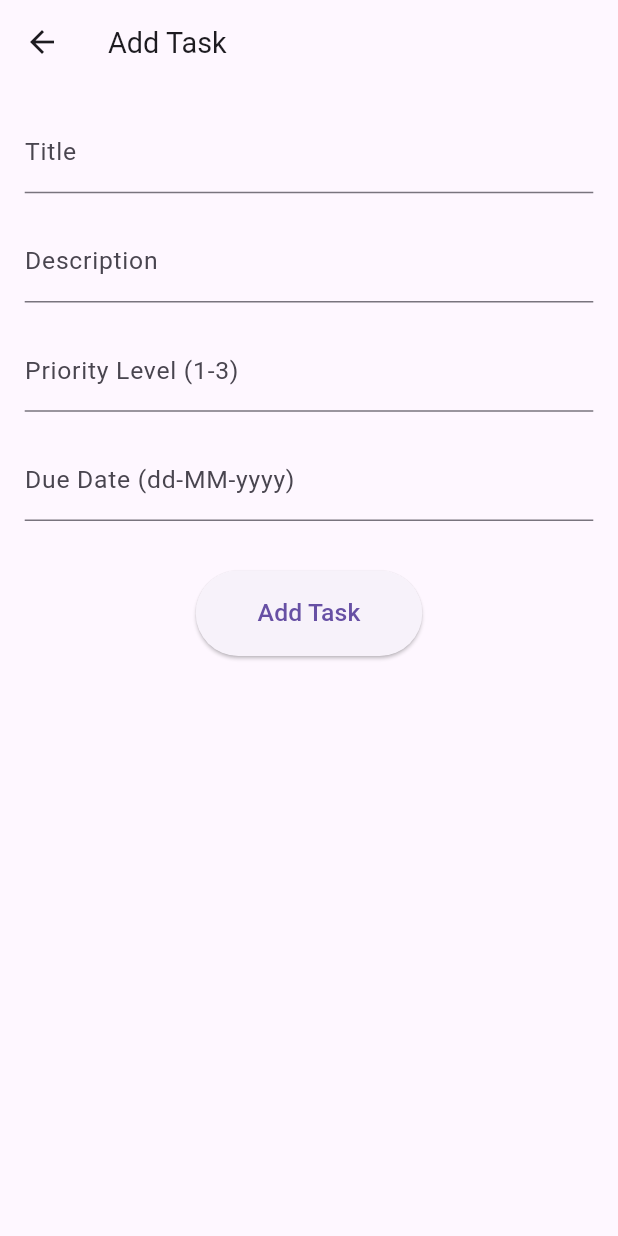
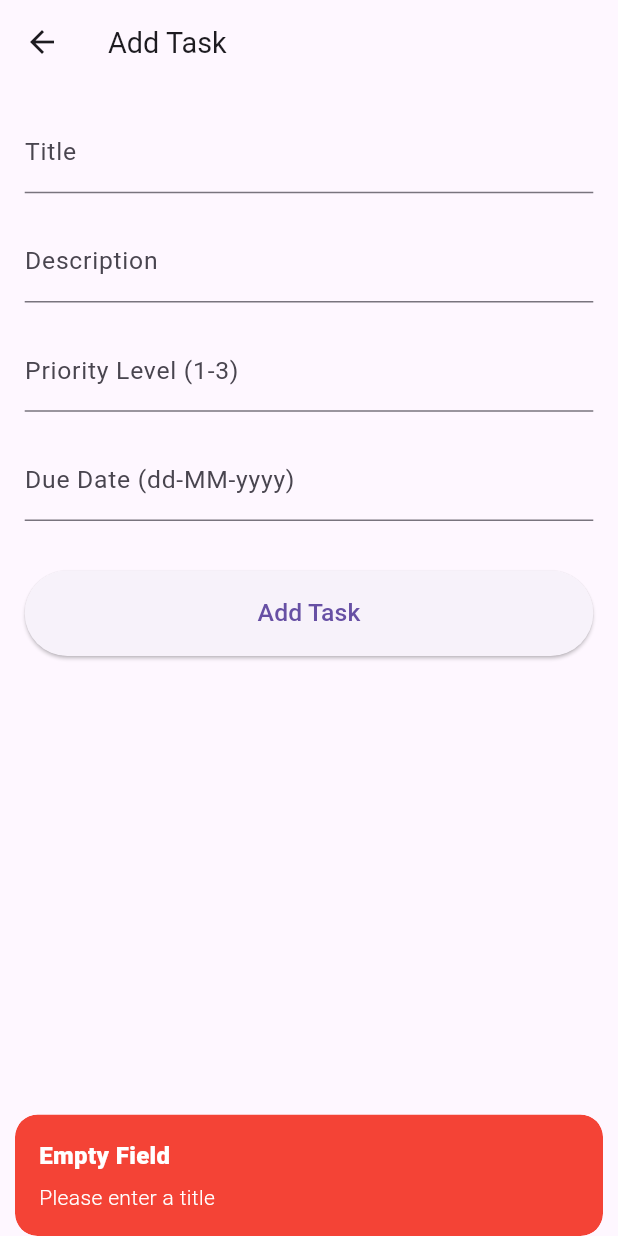
Before and after one commit to BhavishyaBhojwani/To-Do-App, a Flutter app: the AddTaskView screen opened by its route, after a tap on "Add Task", on a phone screen of 412 x 824 dp. Run offline on Flutter 3.47's test engine with Material 3 defaults, Android fonts, the phone set to English and light mode, and no system bars; our stand-ins replace anim_search_bar, cloud_firestore, firebase_core, get, sizer; accounts and stored records are empty.

Commit message:
Add Update design updated added scroll view for better smooth scrolling and aslo add validations

```diff
--- a/lib/views/add_task_view.dart
+++ b/lib/views/add_task_view.dart
@@ -1,5 +1,6 @@
 import 'package:cloud_firestore/cloud_firestore.dart';
 import 'package:flutter/material.dart';
+import 'package:flutter/services.dart';
 import 'package:get/get.dart';
 import 'package:intl/intl.dart';
 import 'package:sizer/sizer.dart';
@@ -15,36 +16,69 @@ class AddTaskView extends StatelessWidget {
 
   @override
   Widget build(BuildContext context) {
-    return Sizer(
-      builder: (context, orientation, deviceType) {
     return Scaffold(
       appBar: AppBar(
         title: Text('Add Task', style: TextStyle(fontSize: 14.sp)),
       ),
       body: Padding(
         padding: EdgeInsets.all(4.w),
-            child: SingleChildScrollView(
-              child: Column(
+        child: ListView(
+          physics: BouncingScrollPhysics(),
           children: [
-                  TextField(
+            TextFormField(
               controller: _titleController,
-                    decoration: InputDecoration(labelText: 'Title', labelStyle: TextStyle(fontSize: 12.sp)),
+              decoration: InputDecoration(
+                labelText: 'Title',
+                labelStyle: TextStyle(fontSize: 12.sp),
+              ),
+              validator: (value) {
+                if (value == null || value.isEmpty) {
+                  return 'Please enter a title';
+                }
+                return null;
+              },
             ),
             SizedBox(height: 2.h),
-                  TextField(
+            TextFormField(
               controller: _descriptionController,
-                    decoration: InputDecoration(labelText: 'Description', labelStyle: TextStyle(fontSize: 12.sp)),
+              decoration: InputDecoration(
+                labelText: 'Description',
+                labelStyle: TextStyle(fontSize: 12.sp),
+              ),
+              validator: (value) {
+                if (value == null || value.isEmpty) {
+                  return 'Please enter a description';
+                }
+                return null;
+              },
             ),
             SizedBox(height: 2.h),
-                  TextField(
+            TextFormField(
               controller: _priorityController,
-                    decoration: InputDecoration(labelText: 'Priority Level (1-3)', labelStyle: TextStyle(fontSize: 12.sp)),
+              decoration: InputDecoration(
+                labelText: 'Priority Level (1-3)',
+                labelStyle: TextStyle(fontSize: 12.sp),
+              ),
               keyboardType: TextInputType.number,
+              inputFormatters: <TextInputFormatter>[
+                FilteringTextInputFormatter.digitsOnly
+              ],
+              validator: (value) {
+                if (value == null || value.isEmpty) {
+                  return 'Please enter a priority level';
+                } else if (int.tryParse(value) == null) {
+                  return 'Priority level must be a number';
+                }
+                return null;
+              },
             ),
             SizedBox(height: 2.h),
-                  TextField(
+            TextFormField(
               controller: _dueDateController,
-                    decoration: InputDecoration(labelText: 'Due Date (dd-MM-yyyy)', labelStyle: TextStyle(fontSize: 12.sp)),
+              decoration: InputDecoration(
+                labelText: 'Due Date (dd-MM-yyyy)',
+                labelStyle: TextStyle(fontSize: 12.sp),
+              ),
               onTap: () async {
                 DateTime? pickedDate = await showDatePicker(
                   context: context,
@@ -53,22 +87,35 @@ class AddTaskView extends StatelessWidget {
                   lastDate: DateTime(2101),
                 );
                 if (pickedDate != null) {
-                        _dueDateController.text = DateFormat('dd-MM-yyyy').format(pickedDate);
+                  _dueDateController.text =
+                      DateFormat('dd-MM-yyyy').format(pickedDate);
                 }
+              },
+              validator: (value) {
+                if (value == null || value.isEmpty) {
+                  return 'Please select a due date';
+                }
+                return null;
               },
             ),
             SizedBox(height: 4.h),
             ElevatedButton(
               onPressed: () {
+                if (validateForm()) {
                   var newTask = Task(
                     id: DateTime.now().toString(),
                     title: _titleController.text,
                     description: _descriptionController.text,
                     priorityLevel: int.parse(_priorityController.text),
-                        dueDate: Timestamp.fromDate(DateFormat('dd-MM-yyyy').parse(_dueDateController.text)),
+                    dueDate: Timestamp.fromDate(DateFormat('dd-MM-yyyy')
+                        .parse(_dueDateController.text)),
                   );
                   _taskController.addTask(newTask);
-                      Get.back();
+                  showSuccessSnackbar();
+                  Get.offAllNamed('/task-list'); // Navigate to task list view
+                } else {
+                  showFormSnackbar();
+                }
               },
               child: Text('Add Task', style: TextStyle(fontSize: 12.sp)),
               style: ElevatedButton.styleFrom(
@@ -78,9 +125,68 @@ class AddTaskView extends StatelessWidget {
           ],
         ),
       ),
-          ),
     );
-      },
+  }
+
+  bool validateForm() {
+    return _titleController.text.isNotEmpty &&
+        _descriptionController.text.isNotEmpty &&
+        _priorityController.text.isNotEmpty &&
+        _dueDateController.text.isNotEmpty &&
+        int.tryParse(_priorityController.text) != null;
+  }
+
+  void showFormSnackbar() {
+    if (_titleController.text.isEmpty) {
+      Get.snackbar(
+        'Empty Field',
+        'Please enter a title',
+        snackPosition: SnackPosition.BOTTOM,
+        backgroundColor: Colors.red,
+        colorText: Colors.white,
+      );
+    } else if (_descriptionController.text.isEmpty) {
+      Get.snackbar(
+        'Empty Field',
+        'Please enter a description',
+        snackPosition: SnackPosition.BOTTOM,
+        backgroundColor: Colors.red,
+        colorText: Colors.white,
+      );
+    } else if (_priorityController.text.isEmpty) {
+      Get.snackbar(
+        'Empty Field',
+        'Please enter a priority level',
+        snackPosition: SnackPosition.BOTTOM,
+        backgroundColor: Colors.red,
+        colorText: Colors.white,
+      );
+    } else if (int.tryParse(_priorityController.text) == null) {
+      Get.snackbar(
+        'Invalid Input',
+        'Priority level must be a number',
+        snackPosition: SnackPosition.BOTTOM,
+        backgroundColor: Colors.red,
+        colorText: Colors.white,
+      );
+    } else if (_dueDateController.text.isEmpty) {
+      Get.snackbar(
+        'Empty Field',
+        'Please select a due date',
+        snackPosition: SnackPosition.BOTTOM,
+        backgroundColor: Colors.red,
+        colorText: Colors.white,
       );
     }
   }
+
+  void showSuccessSnackbar() {
+    Get.snackbar(
+      'Task Added',
+      'The task has been added successfully.',
+      snackPosition: SnackPosition.BOTTOM,
+      backgroundColor: Colors.green,
+      colorText: Colors.white,
+    );
+  }
+}
```
Also changed, not shown: lib/views/edit_task_view.dart (+15 -5 lines), lib/views/task_list_view.dart (+6 -5 lines), 1 other file. Lines whose indentation alone changed are shown as unchanged.
